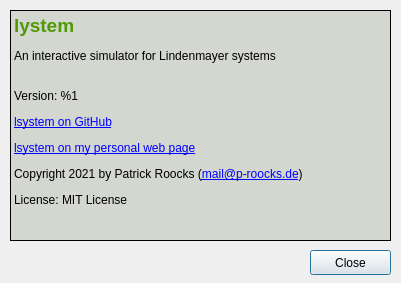
patrickroocks/lsystem, file lsystemapp/aboutdialog.ui: the form before one commit.
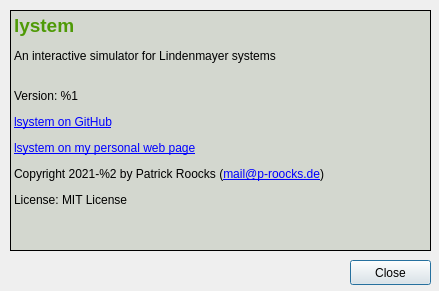
The form after the commit.

Diff of the .ui file:
```diff
--- a/lsystemapp/aboutdialog.ui
+++ b/lsystemapp/aboutdialog.ui
@@ -6,8 +6,8 @@
    <rect>
     <x>0</x>
     <y>0</y>
-    <width>401</width>
-    <height>283</height>
+    <width>439</width>
+    <height>291</height>
    </rect>
   </property>
   <property name="windowTitle">
@@ -16,8 +16,8 @@
   <widget class="QPushButton" name="cmdClose">
    <property name="geometry">
     <rect>
-     <x>310</x>
-     <y>250</y>
+     <x>350</x>
+     <y>260</y>
      <width>81</width>
      <height>25</height>
     </rect>
@@ -31,8 +31,8 @@
     <rect>
      <x>10</x>
      <y>10</y>
-     <width>381</width>
-     <height>231</height>
+     <width>421</width>
+     <height>241</height>
     </rect>
    </property>
    <property name="styleSheet">
@@ -40,7 +40,7 @@
 border: 1px solid black;</string>
    </property>
    <property name="text">
-    <string>&lt;html&gt;&lt;head/&gt;&lt;body&gt;&lt;p&gt;&lt;span style=&quot; font-size:14pt; font-weight:600; color:#4e9a06;&quot;&gt;lystem&lt;/span&gt;&lt;/p&gt;&lt;p&gt;An interactive simulator for Lindenmayer systems&lt;br/&gt;&lt;/p&gt;&lt;p&gt;Version: %1&lt;/p&gt;&lt;p&gt;&lt;a href=&quot;https://github.com/patrickroocks/lsystem&quot;&gt;&lt;span style=&quot; text-decoration: underline; color:#0000ff;&quot;&gt;lsystem on GitHub&lt;/span&gt;&lt;/a&gt;&lt;/p&gt;&lt;p&gt;&lt;a href=&quot;https://www.p-roocks.de/wordpress2/lsystem-simulator/&quot;&gt;&lt;span style=&quot; text-decoration: underline; color:#0000ff;&quot;&gt;lsystem on my personal web page&lt;/span&gt;&lt;/a&gt;&lt;/p&gt;&lt;p&gt;Copyright 2021 by Patrick Roocks (&lt;a href=&quot;mailto:mail@p-roocks.de&quot;&gt;&lt;span style=&quot; text-decoration: underline; color:#0000ff;&quot;&gt;mail@p-roocks.de&lt;/span&gt;&lt;/a&gt;)&lt;/p&gt;&lt;p&gt;License: MIT License&lt;/p&gt;&lt;/body&gt;&lt;/html&gt;</string>
+    <string>&lt;html&gt;&lt;head/&gt;&lt;body&gt;&lt;p&gt;&lt;span style=&quot; font-size:14pt; font-weight:600; color:#4e9a06;&quot;&gt;lystem&lt;/span&gt;&lt;/p&gt;&lt;p&gt;An interactive simulator for Lindenmayer systems&lt;br/&gt;&lt;/p&gt;&lt;p&gt;Version: %1&lt;/p&gt;&lt;p&gt;&lt;a href=&quot;https://github.com/patrickroocks/lsystem&quot;&gt;&lt;span style=&quot; text-decoration: underline; color:#0000ff;&quot;&gt;lsystem on GitHub&lt;/span&gt;&lt;/a&gt;&lt;/p&gt;&lt;p&gt;&lt;a href=&quot;https://www.p-roocks.de/wordpress2/lsystem-simulator/&quot;&gt;&lt;span style=&quot; text-decoration: underline; color:#0000ff;&quot;&gt;lsystem on my personal web page&lt;/span&gt;&lt;/a&gt;&lt;/p&gt;&lt;p&gt;Copyright 2021-%2 by Patrick Roocks (&lt;a href=&quot;mailto:mail@p-roocks.de&quot;&gt;&lt;span style=&quot; text-decoration: underline; color:#0000ff;&quot;&gt;mail@p-roocks.de&lt;/span&gt;&lt;/a&gt;)&lt;/p&gt;&lt;p&gt;License: MIT License&lt;/p&gt;&lt;/body&gt;&lt;/html&gt;</string>
    </property>
    <property name="alignment">
     <set>Qt::AlignLeading|Qt::AlignLeft|Qt::AlignTop</set>
```
